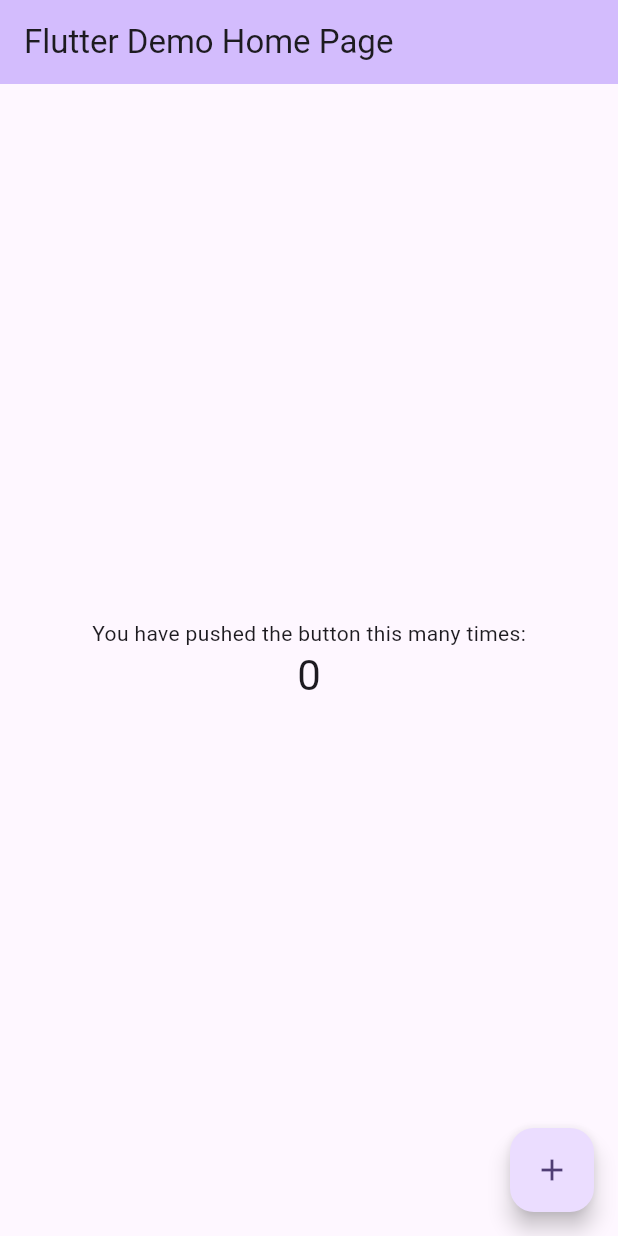
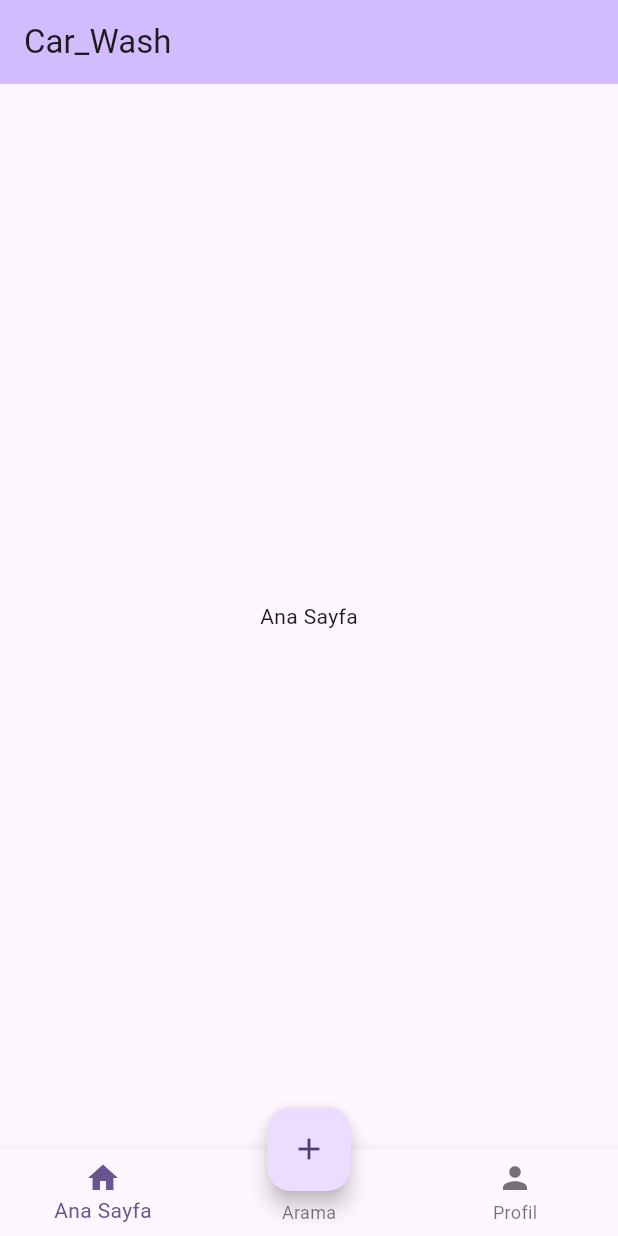
Before and after one commit to uluckabd/car_wash, a Flutter app: the screen it shows after launch, on a phone screen of 412 x 824 dp. Run offline on Flutter 3.47's test engine with Material 3 defaults, Android fonts, the phone set to English and light mode, and no system bars; our stand-ins replace mask_text_input_formatter.

Commit message:
Güncellenmiş main.dart ve diğer dosyalar

```diff
--- a/lib/main.dart
+++ b/lib/main.dart
@@ -1,3 +1,4 @@
+import 'package:car_wash/AddAppointmentpage.dart';
 import 'package:flutter/material.dart';
 
 void main() {
@@ -7,45 +8,21 @@ void main() {
 class MyApp extends StatelessWidget {
   const MyApp({super.key});
 
-  // This widget is the root of your application.
   @override
   Widget build(BuildContext context) {
     return MaterialApp(
-      title: 'Flutter Demo',
+      title: 'Car_Wash',
+      debugShowCheckedModeBanner: false,
       theme: ThemeData(
-        // This is the theme of your application.
-        //
-        // TRY THIS: Try running your application with "flutter run". You'll see
-        // the application has a purple toolbar. Then, without quitting the app,
-        // try changing the seedColor in the colorScheme below to Colors.green
-        // and then invoke "hot reload" (save your changes or press the "hot
-        // reload" button in a Flutter-supported IDE, or press "r" if you used
-        // the command line to start the app).
-        //
-        // Notice that the counter didn't reset back to zero; the application
-        // state is not lost during the reload. To reset the state, use hot
-        // restart instead.
-        //
-        // This works for code too, not just values: Most code changes can be
-        // tested with just a hot reload.
         colorScheme: ColorScheme.fromSeed(seedColor: Colors.deepPurple),
       ),
-      home: const MyHomePage(title: 'Flutter Demo Home Page'),
+      home: const MyHomePage(title: 'Car_Wash'),
     );
   }
 }
 
 class MyHomePage extends StatefulWidget {
   const MyHomePage({super.key, required this.title});
-
-  // This widget is the home page of your application. It is stateful, meaning
-  // that it has a State object (defined below) that contains fields that affect
-  // how it looks.
-
-  // This class is the configuration for the state. It holds the values (in this
-  // case the title) provided by the parent (in this case the App widget) and
-  // used by the build method of the State. Fields in a Widget subclass are
-  // always marked "final".
 
   final String title;
 
@@ -54,69 +31,50 @@ class MyHomePage extends StatefulWidget {
 }
 
 class _MyHomePageState extends State<MyHomePage> {
-  int _counter = 0;
+  int selectedIndex = 0;
 
-  void _incrementCounter() {
+  // Menüye tıklanınca hangi sayfa gösterilecek
+  static const List<Widget> pages = <Widget>[
+    Center(child: Text('Ana Sayfa')),
+    Center(child: Text('Arama')),
+    Center(child: Text('Profil')),
+  ];
+
+  void _onItemTapped(int index) {
     setState(() {
-      // This call to setState tells the Flutter framework that something has
-      // changed in this State, which causes it to rerun the build method below
-      // so that the display can reflect the updated values. If we changed
-      // _counter without calling setState(), then the build method would not be
-      // called again, and so nothing would appear to happen.
-      _counter++;
+      selectedIndex = index;
     });
   }
 
   @override
   Widget build(BuildContext context) {
-    // This method is rerun every time setState is called, for instance as done
-    // by the _incrementCounter method above.
-    //
-    // The Flutter framework has been optimized to make rerunning build methods
-    // fast, so that you can just rebuild anything that needs updating rather
-    // than having to individually change instances of widgets.
     return Scaffold(
       appBar: AppBar(
-        // TRY THIS: Try changing the color here to a specific color (to
-        // Colors.amber, perhaps?) and trigger a hot reload to see the AppBar
-        // change color while the other colors stay the same.
         backgroundColor: Theme.of(context).colorScheme.inversePrimary,
-        // Here we take the value from the MyHomePage object that was created by
-        // the App.build method, and use it to set our appbar title.
         title: Text(widget.title),
       ),
-      body: Center(
-        // Center is a layout widget. It takes a single child and positions it
-        // in the middle of the parent.
-        child: Column(
-          // Column is also a layout widget. It takes a list of children and
-          // arranges them vertically. By default, it sizes itself to fit its
-          // children horizontally, and tries to be as tall as its parent.
-          //
-          // Column has various properties to control how it sizes itself and
-          // how it positions its children. Here we use mainAxisAlignment to
-          // center the children vertically; the main axis here is the vertical
-          // axis because Columns are vertical (the cross axis would be
-          // horizontal).
-          //
-          // TRY THIS: Invoke "debug painting" (choose the "Toggle Debug Paint"
-          // action in the IDE, or press "p" in the console), to see the
-          // wireframe for each widget.
-          mainAxisAlignment: MainAxisAlignment.center,
-          children: <Widget>[
-            const Text('You have pushed the button this many times:'),
-            Text(
-              '$_counter',
-              style: Theme.of(context).textTheme.headlineMedium,
-            ),
-          ],
-        ),
+      body: pages[selectedIndex], // seçili sayfayı göster
+      bottomNavigationBar: BottomNavigationBar(
+        currentIndex: selectedIndex,
+        onTap: _onItemTapped,
+        items: [
+          BottomNavigationBarItem(icon: Icon(Icons.home), label: 'Ana Sayfa'),
+          BottomNavigationBarItem(icon: Icon(Icons.search), label: 'Arama'),
+          BottomNavigationBarItem(icon: Icon(Icons.person), label: 'Profil'),
+        ],
       ),
       floatingActionButton: FloatingActionButton(
-        onPressed: _incrementCounter,
-        tooltip: 'Increment',
-        child: const Icon(Icons.add),
-      ), // This trailing comma makes auto-formatting nicer for build methods.
+        onPressed: () {
+          Navigator.push(
+            context,
+            MaterialPageRoute(
+              builder: (context) => const AddAppointmentScreen(),
+            ),
+          );
+        },
+        child: Icon(Icons.add),
+      ),
+      floatingActionButtonLocation: FloatingActionButtonLocation.centerDocked,
     );
   }
 }
--- a/pubspec.yaml
+++ b/pubspec.yaml
@@ -30,6 +30,7 @@ environment:
 dependencies:
   flutter:
     sdk: flutter
+  mask_text_input_formatter: ^2.9.0
 
   # The following adds the Cupertino Icons font to your application.
   # Use with the CupertinoIcons class for iOS style icons.
```
Also changed, not shown: pubspec.lock.
